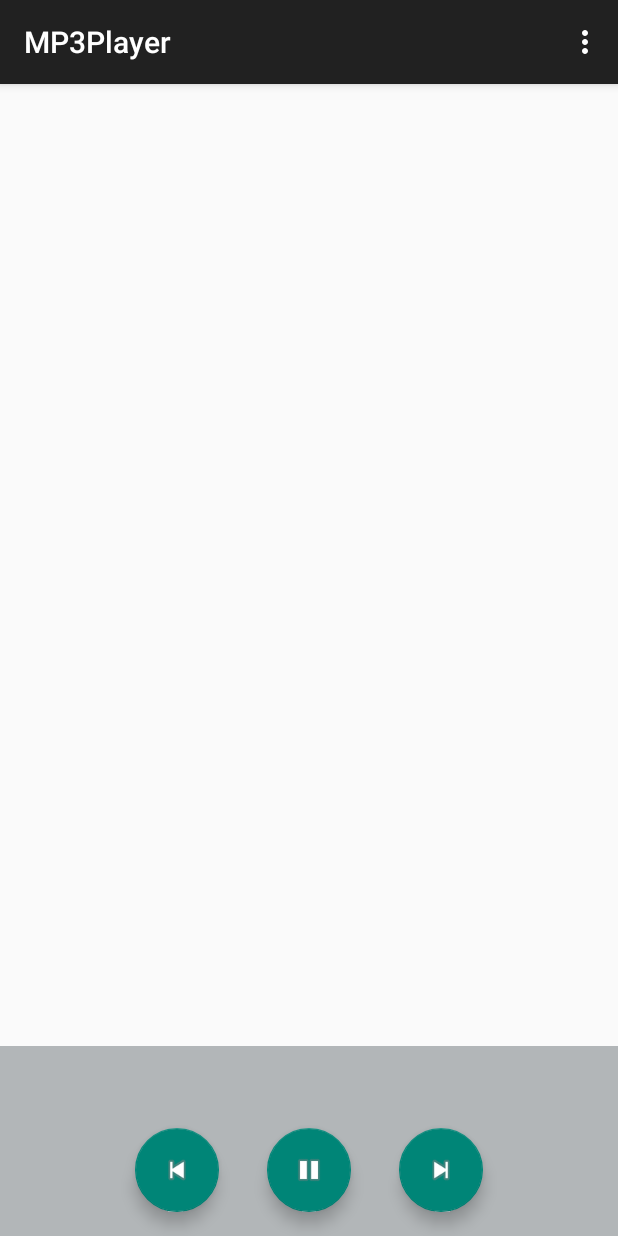
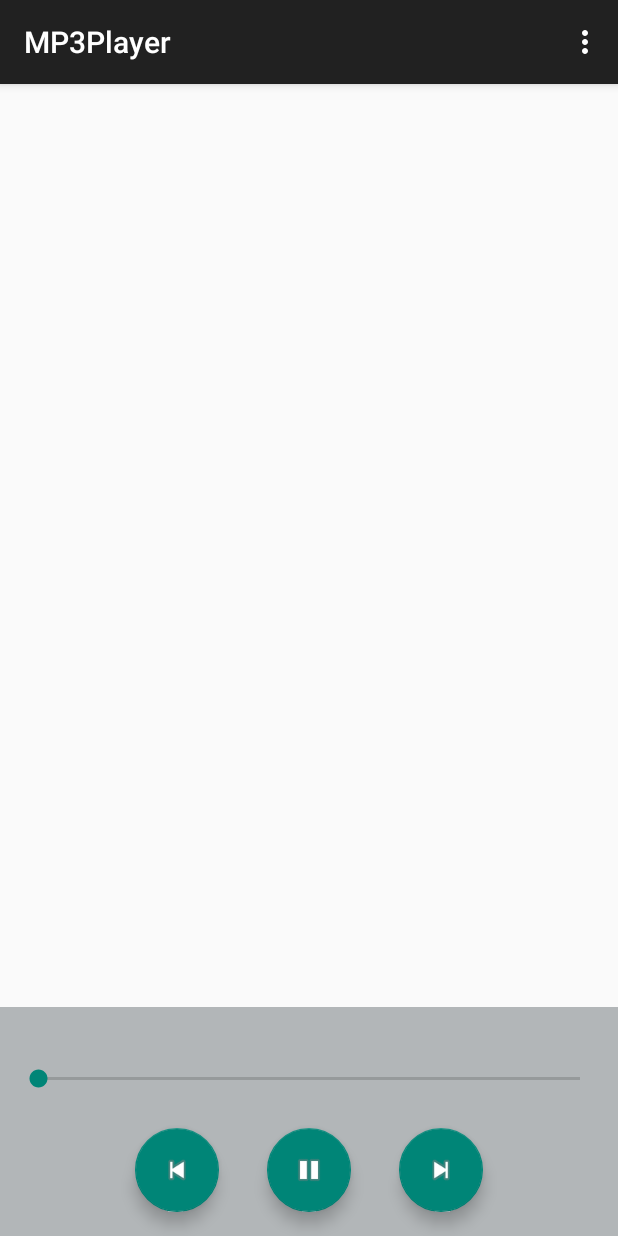
Before and after one commit to DanielHammerin/MP3Player-v22, an Android app: the screen it shows after launch (MP3Player), on a phone screen of 412 x 824 dp. Run offline under Robolectric (Android 15) with nearby library versions, the phone set to English and light mode, and no system bars; 1 statement that could not run was skipped.

Commit message:
Commit 4: Added seekbar with current song time + song duration. TODO: Song list organization & UI touchups.

```diff
--- a/app/src/main/AndroidManifest.xml
+++ b/app/src/main/AndroidManifest.xml
@@ -7,7 +7,7 @@
 
     <application
         android:allowBackup="true"
-        android:icon="@mipmap/lnu_symbol"
+        android:icon="@drawable/music_icon"
         android:label="@string/app_name"
         android:theme="@style/AppTheme" >
         <activity
--- a/app/src/main/java/dv606/mp3player/MP3Player.java
+++ b/app/src/main/java/dv606/mp3player/MP3Player.java
@@ -1,43 +1,32 @@
 package dv606.mp3player;
 
-import android.app.ListActivity;
-import android.app.Notification;
-import android.app.NotificationManager;
-import android.app.PendingIntent;
 import android.content.ComponentName;
 import android.content.Context;
 import android.content.Intent;
 import android.content.ServiceConnection;
 import android.database.Cursor;
-import android.media.AudioManager;
-import android.media.MediaPlayer;
-import android.net.Uri;
 import android.os.Bundle;
 import android.os.Environment;
+import android.os.Handler;
 import android.os.IBinder;
 import android.provider.MediaStore;
-import android.provider.SyncStateContract;
 import android.support.design.widget.FloatingActionButton;
-import android.support.v4.app.NotificationCompat;
 import android.support.v4.content.res.ResourcesCompat;
 import android.support.v7.app.AppCompatActivity;
-import android.support.v7.widget.Toolbar;
 import android.view.Menu;
 import android.view.MenuInflater;
 import android.view.MenuItem;
-import android.view.MotionEvent;
-import android.widget.MediaController.MediaPlayerControl;
 import android.view.View;
 import android.view.ViewGroup;
 import android.widget.AdapterView;
 import android.widget.ArrayAdapter;
-import android.widget.EditText;
 import android.widget.ListView;
-import android.widget.MediaController;
+import android.widget.SeekBar;
 import android.widget.TextView;
 import android.widget.Toast;
 
 import java.util.ArrayList;
+import java.util.concurrent.TimeUnit;
 
 
 /**
@@ -57,13 +46,19 @@ public class MP3Player extends AppCompatActivity {
     boolean playing = false;
     boolean isBound;
     private MusicService musicservice;
+    Thread seekBarThread = null;
+    Runnable runnable;
 
     FloatingActionButton playPauseButton = null;
     FloatingActionButton prevButton = null;
     FloatingActionButton nextButton = null;
 
+    public static SeekBar seekBar;
+
     public static TextView currSongName = null;
     public static TextView currSongArtist = null;
+    public static TextView currSongLength = null;
+    public static TextView currSongTime = null;
 
     public static int currentSongPos;
     public static ArrayList<Song> songs = null;
@@ -72,6 +67,7 @@ public class MP3Player extends AppCompatActivity {
     public void onStart() {
         super.onStart();
     }
+
     @Override
     protected void onCreate(Bundle savedInstanceState) {
         super.onCreate(savedInstanceState);
@@ -83,6 +79,11 @@ public class MP3Player extends AppCompatActivity {
 
         currSongName = (TextView) findViewById(R.id.currentSongName);
         currSongArtist = (TextView) findViewById(R.id.currentSongArtist);
+
+        currSongLength = (TextView) findViewById(R.id.songLength);
+        currSongTime = (TextView) findViewById(R.id.currentSongTime);
+
+        seekBar = (SeekBar) findViewById(R.id.seekbar);
 
         Intent intentt = new Intent(this, MusicService.class);
         startService(intentt);
@@ -97,6 +98,63 @@ public class MP3Player extends AppCompatActivity {
             public void onItemClick(AdapterView<?> parent, View view, int pos, long arg3) {
                 currentSongPos = pos;
                 musicservice.play(songs.get(pos));
+                updateSeekBar();
+            }
+        });
+/*
+        runnable = new Runnable() {
+            @Override
+            public void run() {
+                while (true) {
+                    runOnUiThread(new Runnable() {
+                        @Override
+                        public void run() {
+                            long currentPos = 0;
+                            int length = musicservice.getMediaPlayer().getDuration();
+                            seekBar.setMax(length);
+                            while (musicservice.getMediaPlayer() != null && currentPos < length) {
+                                currentPos = musicservice.getMediaPlayer().getCurrentPosition();
+                                seekBar.setProgress((int) currentPos / 1000);
+                                currSongTime.setText(String.format("%d:%02d",
+                                        TimeUnit.MILLISECONDS.toMinutes(currentPos),
+                                        TimeUnit.MILLISECONDS.toSeconds(currentPos) -
+                                                TimeUnit.MINUTES.toSeconds(TimeUnit.MILLISECONDS.toMinutes(currentPos))
+                                ));
+                                try {
+                                    Thread.sleep(1000);
+                                } catch (Exception e) {
+                                    e.printStackTrace();
+                                }
+                            }
+                        }
+                    });
+                }
+            }
+        };
+        seekBarThread = new Thread(runnable);
+        seekBarThread.start();
+*/
+    }
+
+    public void updateSeekBar() {
+        seekBar.setProgress(0);
+        seekBar.setMax((int) musicservice.getCurrentSongPlaying().getDuration() / 1000);
+        final Handler mHandler = new Handler();
+        runOnUiThread(new Runnable() {
+
+            @Override
+            public void run() {
+                if(musicservice.getMediaPlayer() != null){
+                    int mCurrentPosition = musicservice.getMediaPlayer().getCurrentPosition();
+                    seekBar.setProgress(mCurrentPosition / 1000);
+
+                    currSongTime.setText(String.format("%d:%02d",
+                            TimeUnit.MILLISECONDS.toMinutes(mCurrentPosition),
+                            TimeUnit.MILLISECONDS.toSeconds(mCurrentPosition) -
+                                    TimeUnit.MINUTES.toSeconds(TimeUnit.MILLISECONDS.toMinutes(mCurrentPosition))
+                    ));
+                }
+                mHandler.postDelayed(this, 1000);
             }
         });
     }
@@ -106,6 +164,7 @@ public class MP3Player extends AppCompatActivity {
         public void onServiceConnected(ComponentName name, IBinder service) {
             musicservice = ((MusicService.MusicBinder) service).getService();
         }
+
         @Override
         public void onServiceDisconnected(ComponentName name) {
             musicservice = null;
@@ -120,7 +179,7 @@ public class MP3Player extends AppCompatActivity {
     @Override
     protected void onDestroy() {
         super.onDestroy();
-        if(isBound) {
+        if (isBound) {
             unbindService(connection);
         }
     }
@@ -134,12 +193,11 @@ public class MP3Player extends AppCompatActivity {
             public void onClick(View view) {
                 if (musicservice.getMediaPlayer().isPlaying()) {
                     playing = false;
-                    playPauseButton.setImageDrawable(ResourcesCompat.getDrawable(getResources(),android.R.drawable.ic_media_play, null));
+                    playPauseButton.setImageDrawable(ResourcesCompat.getDrawable(getResources(), android.R.drawable.ic_media_play, null));
                     pause();
-                }
-                else {
+                } else {
                     playing = true;
-                    playPauseButton.setImageDrawable(ResourcesCompat.getDrawable(getResources(),android.R.drawable.ic_media_pause, null));
+                    playPauseButton.setImageDrawable(ResourcesCompat.getDrawable(getResources(), android.R.drawable.ic_media_pause, null));
                     resume();
                 }
             }
@@ -160,19 +218,41 @@ public class MP3Player extends AppCompatActivity {
                 previous();
             }
         });
+
+        seekBar = (SeekBar) findViewById(R.id.seekbar);
+        seekBar.setOnSeekBarChangeListener(new SeekBar.OnSeekBarChangeListener() {
+            @Override
+            public void onProgressChanged(SeekBar seekBar, int progress, boolean fromUser) {
+                if (musicservice.mediaPlayer != null && fromUser) {
+                    musicservice.mediaPlayer.seekTo(progress * 1000);
+                }
+            }
+
+            @Override
+            public void onStartTrackingTouch(SeekBar seekBar) {
+
+            }
+
+            @Override
+            public void onStopTrackingTouch(SeekBar seekBar) {
+
+            }
+        });
     }
+
     private void resume() {
         try {
             musicservice.getMediaPlayer().start();
 
-        }catch (Exception e) {
+        } catch (Exception e) {
             Toast.makeText(this, R.string.error, Toast.LENGTH_SHORT).show();
         }
     }
 
     private void pause() {
         try {
-            if (musicservice.getMediaPlayer().isPlaying()) musicservice.getMediaPlayer().pause(); // pause the current song
+            if (musicservice.getMediaPlayer().isPlaying())
+                musicservice.getMediaPlayer().pause(); // pause the current song
 
         } catch (Exception e) {
             Toast.makeText(this, R.string.error, Toast.LENGTH_SHORT).show();
@@ -182,16 +262,20 @@ public class MP3Player extends AppCompatActivity {
 
     private void next() {
         try {
-            if (musicservice.getMediaPlayer().isPlaying()) musicservice.play(musicservice.getCurrentSongPlaying().getNext());
-        }catch (Exception e) {
+            if (musicservice.getMediaPlayer().isPlaying())
+                musicservice.play(musicservice.getCurrentSongPlaying().getNext());
+            seekBar.setProgress(0);
+        } catch (Exception e) {
             Toast.makeText(this, R.string.error, Toast.LENGTH_SHORT).show();
         }
     }
 
     private void previous() {
         try {
-            if (musicservice.getMediaPlayer().isPlaying()) musicservice.play(musicservice.getCurrentSongPlaying().getPrev());
-        }catch (Exception e) {
+            if (musicservice.getMediaPlayer().isPlaying())
+                musicservice.play(musicservice.getCurrentSongPlaying().getPrev());
+            seekBar.setProgress(0);
+        } catch (Exception e) {
             Toast.makeText(this, R.string.error, Toast.LENGTH_SHORT).show();
         }
     }
@@ -244,7 +328,8 @@ public class MP3Player extends AppCompatActivity {
                         MediaStore.Audio.Media.ARTIST,
                         MediaStore.Audio.Media.ALBUM,
                         MediaStore.Audio.Media.DISPLAY_NAME,
-                        MediaStore.Audio.Media.DATA},
+                        MediaStore.Audio.Media.DATA,
+                        MediaStore.Audio.Media.DURATION},
                 MediaStore.Audio.Media.IS_MUSIC + " > 0 ",
                 null, null
         );
@@ -253,7 +338,7 @@ public class MP3Player extends AppCompatActivity {
             music.moveToFirst();
             Song prev = null;
             do {
-                Song song = new Song(music.getString(0), music.getString(1), music.getString(2), music.getString(3));
+                Song song = new Song(music.getString(0), music.getString(1), music.getString(2), music.getString(3), music.getLong(4));
 
                 if (prev != null) { // play the songs in a playlist, if possible
                     prev.setNext(song);
@@ -267,8 +352,8 @@ public class MP3Player extends AppCompatActivity {
             prev.setNext(songs.get(0)); // play in loop
         }
         music.close();
-        songs.get(0).setPrev(songs.get(songs.size()-1));
-        songs.get(songs.size()-1).setNext(songs.get(0));
+        songs.get(0).setPrev(songs.get(songs.size() - 1));
+        songs.get(songs.size() - 1).setNext(songs.get(0));
         return songs;
     }
 
@@ -278,6 +363,7 @@ public class MP3Player extends AppCompatActivity {
         inflater.inflate(R.menu.menu_mp3_player, menu);
         return super.onCreateOptionsMenu(menu);
     }
+
     @Override
     public boolean onOptionsItemSelected(MenuItem item) {
         int id = item.getItemId();
--- a/app/src/main/res/layout/activity_mp3_player.xml
+++ b/app/src/main/res/layout/activity_mp3_player.xml
@@ -43,13 +43,48 @@
             />
         <TextView
             android:id="@+id/currentSongArtist"
-            android:layout_above="@+id/buttonBar"
+            android:layout_above="@+id/progressbar"
             android:layout_width="match_parent"
             android:layout_height="wrap_content"
             android:gravity="center_horizontal"
             android:background="#B2B6B8"
             android:text=""
             />
+        <LinearLayout
+            android:id="@+id/progressbar"
+            android:layout_above="@+id/buttonBar"
+            android:layout_width="match_parent"
+            android:layout_height="wrap_content"
+            android:orientation="horizontal"
+            android:gravity="center_horizontal"
+            android:background="#B2B6B8"
+            android:weightSum="1"
+            >
+            <TextView
+                android:id="@+id/currentSongTime"
+                android:layout_width="wrap_content"
+                android:layout_height="wrap_content"
+                android:background="#B2B6B8"
+                android:gravity="center_horizontal"
+                android:paddingTop="6.5sp"
+                />
+            <SeekBar
+                android:id="@+id/seekbar"
+                android:layout_width="wrap_content"
+                android:layout_height="wrap_content"
+                android:layout_weight="0.95"
+
+                />
+            <TextView
+                android:id="@+id/songLength"
+                android:layout_width="wrap_content"
+                android:layout_height="wrap_content"
+                android:background="#B2B6B8"
+                android:gravity="center_horizontal"
+                />
+
+        </LinearLayout>
+
         <LinearLayout
             android:id="@+id/buttonBar"
             android:layout_alignParentBottom="true"
```
Also changed, not shown: app/src/main/java/dv606/mp3player/MusicService.java (+15 -0 lines), app/src/main/java/dv606/mp3player/Song.java (+7 -1 lines), app/src/main/res/drawable/music_icon.png (added).
